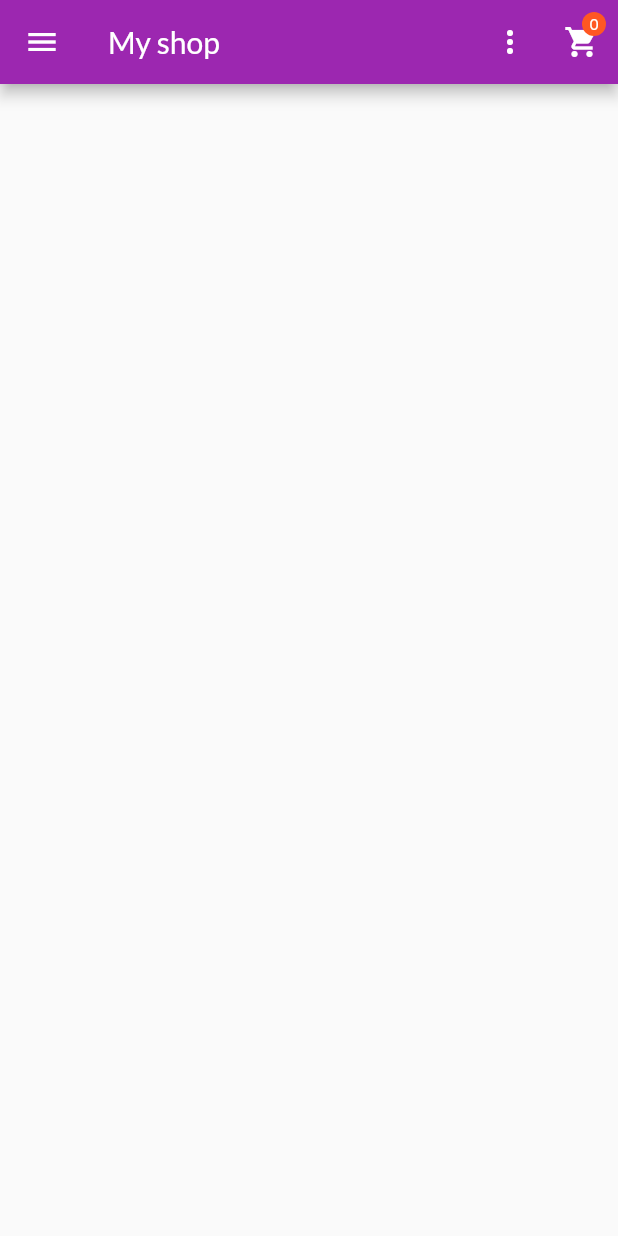
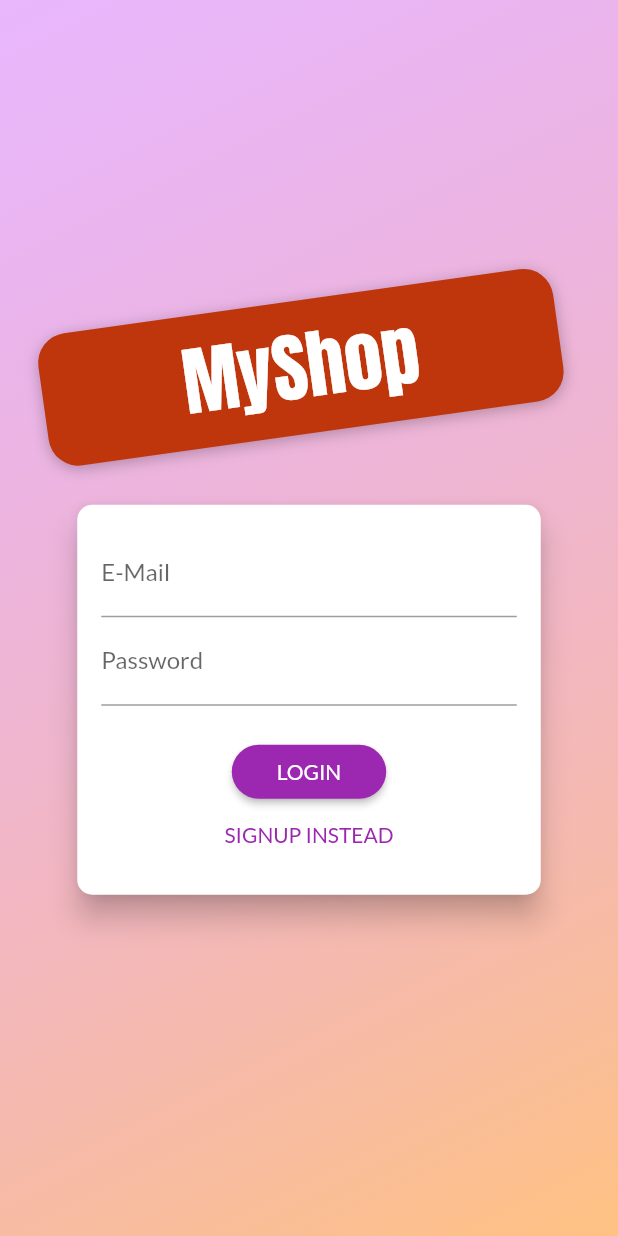
Before and after one commit to politeles/shop_app, a Flutter app: the screen it shows after launch, on a phone screen of 412 x 824 dp. Run offline on Flutter 3.47's test engine with Material 2 defaults, Android fonts, the phone set to English and light mode, and no system bars.

Commit message:
added signup form
signup form updated for dart2 and flutter 2.8.1

```diff
--- a/lib/main.dart
+++ b/lib/main.dart
@@ -11,6 +11,7 @@ import './providers/orders.dart';
 import './screens/cart_screen.dart';
 import './screens/order_screen.dart';
 import './screens/edit_products_screen.dart';
+import './screens/auth_screen.dart';
 
 void main() {
   runApp(const MyApp());
@@ -51,7 +52,7 @@ class MyApp extends StatelessWidget {
           accentColor: Colors.deepOrange,
           fontFamily: 'Lato',
         ),
-        home: ProductsOverviewScreen(),
+        home: AuthScreen(),
         routes: {
           ProductDetailScreen.routeName: (ctx) => ProductDetailScreen(),
           CartScreen.routeName: (ctx) => CartScreen(),
--- /dev/null
+++ b/lib/screens/auth_screen.dart
@@ -0,0 +1,228 @@
+import 'dart:math';
+
+import 'package:flutter/material.dart';
+
+enum AuthMode { Signup, Login }
+
+class AuthScreen extends StatelessWidget {
+  static const routeName = '/auth';
+
+  @override
+  Widget build(BuildContext context) {
+    final deviceSize = MediaQuery.of(context).size;
+    // final transformConfig = Matrix4.rotationZ(-8 * pi / 180);
+    // transformConfig.translate(-10.0);
+    return Scaffold(
+      // resizeToAvoidBottomInset: false,
+      body: Stack(
+        children: <Widget>[
+          Container(
+            decoration: BoxDecoration(
+              gradient: LinearGradient(
+                colors: [
+                  Color.fromRGBO(215, 117, 255, 1).withOpacity(0.5),
+                  Color.fromRGBO(255, 188, 117, 1).withOpacity(0.9),
+                ],
+                begin: Alignment.topLeft,
+                end: Alignment.bottomRight,
+                stops: [0, 1],
+              ),
+            ),
+          ),
+          SingleChildScrollView(
+            child: Container(
+              height: deviceSize.height,
+              width: deviceSize.width,
+              child: Column(
+                mainAxisAlignment: MainAxisAlignment.center,
+                crossAxisAlignment: CrossAxisAlignment.center,
+                children: <Widget>[
+                  Flexible(
+                    child: Container(
+                      margin: EdgeInsets.only(bottom: 20.0),
+                      padding:
+                          EdgeInsets.symmetric(vertical: 8.0, horizontal: 94.0),
+                      transform: Matrix4.rotationZ(-8 * pi / 180)
+                        ..translate(-10.0),
+                      // ..translate(-10.0),
+                      decoration: BoxDecoration(
+                        borderRadius: BorderRadius.circular(20),
+                        color: Colors.deepOrange.shade900,
+                        boxShadow: [
+                          BoxShadow(
+                            blurRadius: 8,
+                            color: Colors.black26,
+                            offset: Offset(0, 2),
+                          )
+                        ],
+                      ),
+                      child: Text(
+                        'MyShop',
+                        style: TextStyle(
+                          color: Theme.of(context)
+                              .accentTextTheme
+                              .headline6!
+                              .color,
+                          fontSize: 50,
+                          fontFamily: 'Anton',
+                          fontWeight: FontWeight.normal,
+                        ),
+                      ),
+                    ),
+                  ),
+                  Flexible(
+                    flex: deviceSize.width > 600 ? 2 : 1,
+                    child: AuthCard(),
+                  ),
+                ],
+              ),
+            ),
+          ),
+        ],
+      ),
+    );
+  }
+}
+
+class AuthCard extends StatefulWidget {
+  const AuthCard({
+    Key? key,
+  }) : super(key: key);
+
+  @override
+  _AuthCardState createState() => _AuthCardState();
+}
+
+class _AuthCardState extends State<AuthCard> {
+  final GlobalKey<FormState> _formKey = GlobalKey();
+  AuthMode _authMode = AuthMode.Login;
+  Map<String, String> _authData = {
+    'email': '',
+    'password': '',
+  };
+  var _isLoading = false;
+  final _passwordController = TextEditingController();
+
+  void _submit() {
+    if (!_formKey.currentState!.validate()) {
+      // Invalid!
+      return;
+    }
+    _formKey.currentState!.save();
+    setState(() {
+      _isLoading = true;
+    });
+    if (_authMode == AuthMode.Login) {
+      // Log user in
+    } else {
+      // Sign user up
+    }
+    setState(() {
+      _isLoading = false;
+    });
+  }
+
+  void _switchAuthMode() {
+    if (_authMode == AuthMode.Login) {
+      setState(() {
+        _authMode = AuthMode.Signup;
+      });
+    } else {
+      setState(() {
+        _authMode = AuthMode.Login;
+      });
+    }
+  }
+
+  @override
+  Widget build(BuildContext context) {
+    final deviceSize = MediaQuery.of(context).size;
+    return Card(
+      shape: RoundedRectangleBorder(
+        borderRadius: BorderRadius.circular(10.0),
+      ),
+      elevation: 8.0,
+      child: Container(
+        height: _authMode == AuthMode.Signup ? 320 : 260,
+        constraints:
+            BoxConstraints(minHeight: _authMode == AuthMode.Signup ? 320 : 260),
+        width: deviceSize.width * 0.75,
+        padding: EdgeInsets.all(16.0),
+        child: Form(
+          key: _formKey,
+          child: SingleChildScrollView(
+            child: Column(
+              children: <Widget>[
+                TextFormField(
+                  decoration: InputDecoration(labelText: 'E-Mail'),
+                  keyboardType: TextInputType.emailAddress,
+                  validator: (value) {
+                    if (value!.isEmpty || !value.contains('@')) {
+                      return 'Invalid email!';
+                    }
+                    return null;
+                  },
+                  onSaved: (value) {
+                    _authData['email'] = value!;
+                  },
+                ),
+                TextFormField(
+                  decoration: InputDecoration(labelText: 'Password'),
+                  obscureText: true,
+                  controller: _passwordController,
+                  validator: (value) {
+                    if (value!.isEmpty || value.length < 5) {
+                      return 'Password is too short!';
+                    }
+                  },
+                  onSaved: (value) {
+                    _authData['password'] = value!;
+                  },
+                ),
+                if (_authMode == AuthMode.Signup)
+                  TextFormField(
+                    enabled: _authMode == AuthMode.Signup,
+                    decoration: InputDecoration(labelText: 'Confirm Password'),
+                    obscureText: true,
+                    validator: _authMode == AuthMode.Signup
+                        ? (value) {
+                            if (value != _passwordController.text) {
+                              return 'Passwords do not match!';
+                            }
+                          }
+                        : null,
+                  ),
+                SizedBox(
+                  height: 20,
+                ),
+                if (_isLoading)
+                  CircularProgressIndicator()
+                else
+                  RaisedButton(
+                    child:
+                        Text(_authMode == AuthMode.Login ? 'LOGIN' : 'SIGN UP'),
+                    onPressed: _submit,
+                    shape: RoundedRectangleBorder(
+                      borderRadius: BorderRadius.circular(30),
+                    ),
+                    padding:
+                        EdgeInsets.symmetric(horizontal: 30.0, vertical: 8.0),
+                    color: Theme.of(context).primaryColor,
+                    textColor: Theme.of(context).primaryTextTheme.button!.color,
+                  ),
+                FlatButton(
+                  child: Text(
+                      '${_authMode == AuthMode.Login ? 'SIGNUP' : 'LOGIN'} INSTEAD'),
+                  onPressed: _switchAuthMode,
+                  padding: EdgeInsets.symmetric(horizontal: 30.0, vertical: 4),
+                  materialTapTargetSize: MaterialTapTargetSize.shrinkWrap,
+                  textColor: Theme.of(context).primaryColor,
+                ),
+              ],
+            ),
+          ),
+        ),
+      ),
+    );
+  }
+}
```
